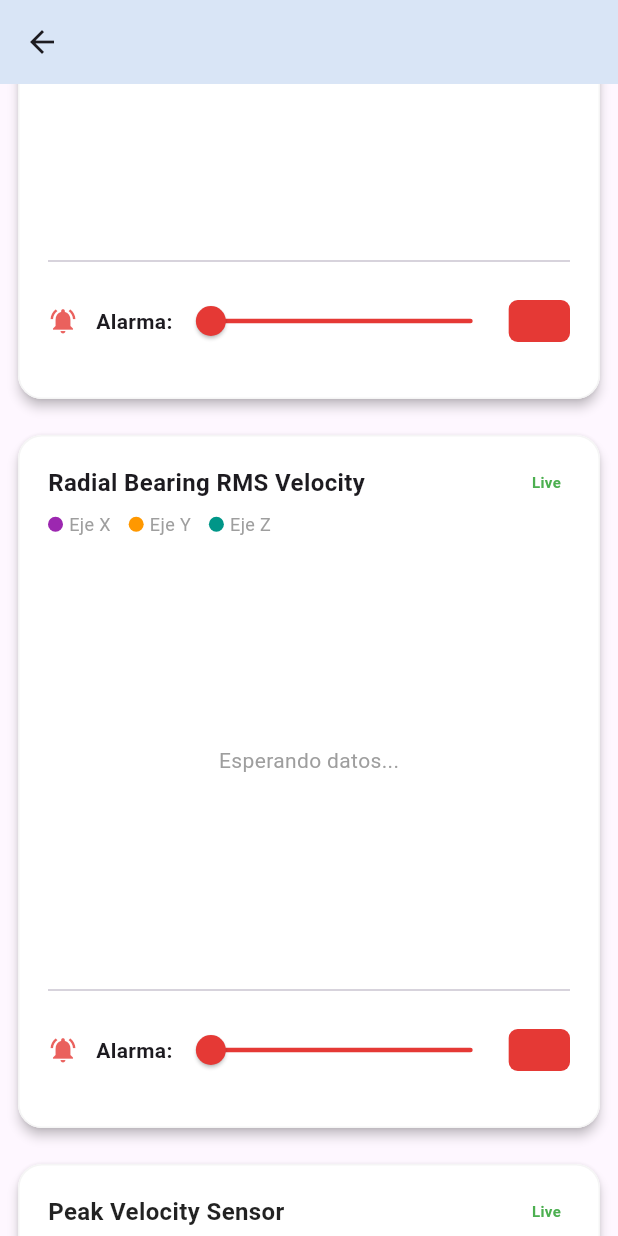
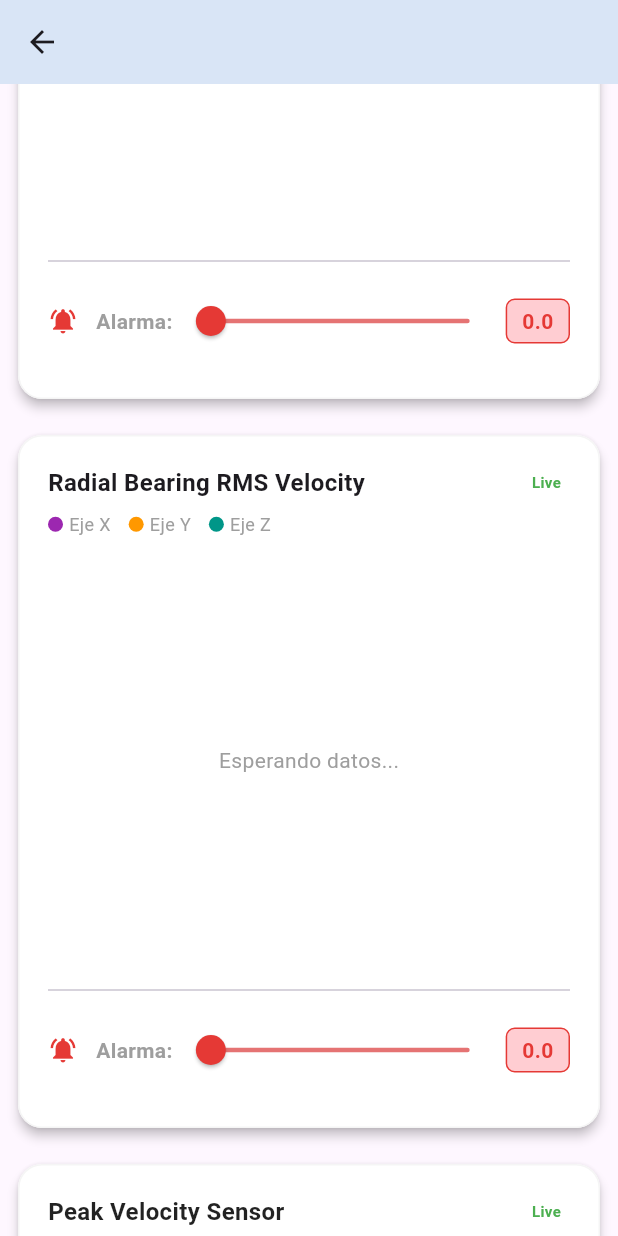
Before and after one commit to Yambo13/Panel_Flutter, a Flutter app: the SensorDetailScreen screen opened directly with empty values, scrolled down 576 dp, on a phone screen of 412 x 824 dp. Run offline on Flutter 3.47's test engine with Material 3 defaults, Android fonts, the phone set to English and light mode, and no system bars; our stand-ins replace fl_chart, flutter_map, latlong2, syncfusion_flutter_gauges, webview_flutter; missing offline and left inert: influxdb_client, webview_flutter_web.

Commit message:
Update y axis problem, adjust the color to fit correctly the grid and update the slider theme colors

```diff
--- a/lib/services/influx_services.dart
+++ b/lib/services/influx_services.dart
@@ -58,7 +58,7 @@ Future<List<FlSpot>> getHistoryData(String measurement, String field, String fil
       //Consulta: Última hora (-1h) o último día (-1d). Ajusta según necesidad
       final query = '''
         from(bucket: "$bucket")
-          |> range(start: -1h)
+          |> range(start: -1d)
           |> filter(fn: (r) => r["_measurement"] == "$measurement")
           |> filter(fn: (r) => r["$filterTag"] == "$filterValue")
           |> filter(fn: (r) => r["_field"] == "$field")
--- a/lib/ui/screens/sensor_detail_screen.dart
+++ b/lib/ui/screens/sensor_detail_screen.dart
@@ -338,24 +338,24 @@ class _SensorChartCardState extends State<_SensorChartCard> {
                               //Zona Verde (Segura): de 0 a 2
                               HorizontalRangeAnnotation(
                                 y1:0,
-                                y2:140,
+                                y2:finalMaxY/3,
                                 color: Colors.green.shade100
                               ),
                               //Zona Amarilla: de 2 a 4
                               HorizontalRangeAnnotation(
-                                y1: 140,
-                                y2: 190,
+                                y1: finalMaxY/3,
+                                y2: finalMaxY/2,
                                 color: Colors.yellow.shade100
                               ),
                               HorizontalRangeAnnotation(
-                                y1: 190,
-                                y2: 240,
+                                y1: finalMaxY/2,
+                                y2: finalMaxY/1.5,
                                 color: Colors.orange.shade100
                               ),
                               //Zona Roja
                               HorizontalRangeAnnotation(
-                                y1: 240,
-                                y2: 405,
+                                y1: finalMaxY/1.5,
+                                y2: finalMaxY,
                                 color: Colors.red.shade100
                               ),
                             ],
@@ -490,7 +490,7 @@ class _SensorChartCardState extends State<_SensorChartCard> {
                     child: SliderTheme(
                       data: SliderTheme.of(context).copyWith(
                         activeTrackColor: kAlarmColor,
-                        inactiveTrackColor: kAlarmColor,
+                        inactiveTrackColor: Colors.red.shade300,
                         thumbColor: kAlarmColor,
                         overlayColor: kAlarmColor,
                         trackHeight: 3.0,
@@ -719,24 +719,24 @@ class _MultiSensorChartCardState extends State<_MultiSensorChartCard> {
                               //Zona Verde (Segura): de 0 a 2
                               HorizontalRangeAnnotation(
                                 y1:0,
-                                y2:1,
+                                y2:finalMaxY/3,
                                 color: Colors.green.shade100
                               ),
                               //Zona Amarilla: de 2 a 4
                               HorizontalRangeAnnotation(
-                                y1: 1,
-                                y2: 1.5,
+                                y1: finalMaxY/3,
+                                y2: finalMaxY/2,
                                 color: Colors.yellow.shade100
                               ),
                               HorizontalRangeAnnotation(
-                                y1: 1.5,
-                                y2: 2,
+                                y1: finalMaxY/2,
+                                y2: finalMaxY/1.5,
                                 color: Colors.orange.shade100
                               ),
                               //Zona Roja
                               HorizontalRangeAnnotation(
-                                y1: 2,
-                                y2: 2.5,
+                                y1: finalMaxY/1.5,
+                                y2: finalMaxY,
                                 color: Colors.red.shade100
                               ),
                             ],
@@ -764,13 +764,13 @@ class _MultiSensorChartCardState extends State<_MultiSensorChartCard> {
                         horizontalLines: [
                           HorizontalLine(
                             y: _alarmThreshold,
-                            color: kAlarmColor.withOpacity(0.6),
+                            color: kAlarmColor,
                             strokeWidth: 1.5,
                             dashArray: [5, 5],
                             label: HorizontalLineLabel(
                               show: true,
                               alignment: Alignment.topRight,
-                              style: TextStyle(color: kAlarmColor, fontWeight: FontWeight.bold, fontSize: 10),
+                              style: TextStyle(color: Colors.red.shade400, fontWeight: FontWeight.bold, fontSize: 10),
                               labelResolver: (line) => "Límite: ${line.y.toStringAsFixed(1)}",
                             ),
                           ),
@@ -850,15 +850,15 @@ class _MultiSensorChartCardState extends State<_MultiSensorChartCard> {
               padding: const EdgeInsets.symmetric(vertical: 8.0),
               child: Row(
                 children: [
-                  Icon(Icons.notifications_active, color: kAlarmColor.withOpacity(0.8), size: 20),
+                  Icon(Icons.notifications_active, color: kAlarmColor, size: 20),
                   const SizedBox(width: 12),
-                  const Text("Alarma:", style: TextStyle(fontWeight: FontWeight.w600)),
+                  const Text("Alarma:", style: TextStyle(fontWeight: FontWeight.w600, color:  Colors.grey)),
                   Expanded(
                     child: SliderTheme(
                       data: SliderTheme.of(context).copyWith(
-                        activeTrackColor: const Color.fromARGB(255, 179, 15, 12),
+                        activeTrackColor: kAlarmColor,
                         thumbColor: kAlarmColor,
-                        inactiveTrackColor: kAlarmColor,
+                        inactiveTrackColor: Colors.red.shade300,
                         trackHeight: 3.0,
                         overlayColor: kAlarmColor,
                       ),
@@ -866,7 +866,7 @@ class _MultiSensorChartCardState extends State<_MultiSensorChartCard> {
                         value: _alarmThreshold,
                         min: 0,
                         // El slider también se adapta al máximo de la gráfica si los datos suben mucho
-                        max: 2.5,
+                        max: finalMaxY,
                         divisions: 100,
                         onChanged: (v) => setState(() => _alarmThreshold = v),
                       ),
@@ -874,8 +874,13 @@ class _MultiSensorChartCardState extends State<_MultiSensorChartCard> {
                   ),
                   Container(
                     padding: const EdgeInsets.symmetric(horizontal: 10, vertical: 4),
-                    decoration: BoxDecoration(color: kAlarmColor, borderRadius: BorderRadius.circular(6)),
-                    child: Text(_alarmThreshold.toStringAsFixed(1), style: TextStyle(color: kAlarmColor, fontWeight: FontWeight.bold)),
+                    decoration: BoxDecoration(
+                      color: Colors.red.shade100,
+                      borderRadius: BorderRadius.circular(6),
+                      border: Border.all(color: kAlarmColor)),
+                    child: Text(
+                      _alarmThreshold.toStringAsFixed(1),
+                      style: TextStyle(color: kAlarmColor, fontWeight: FontWeight.bold)),
                   ),
                 ],
               ),
```
